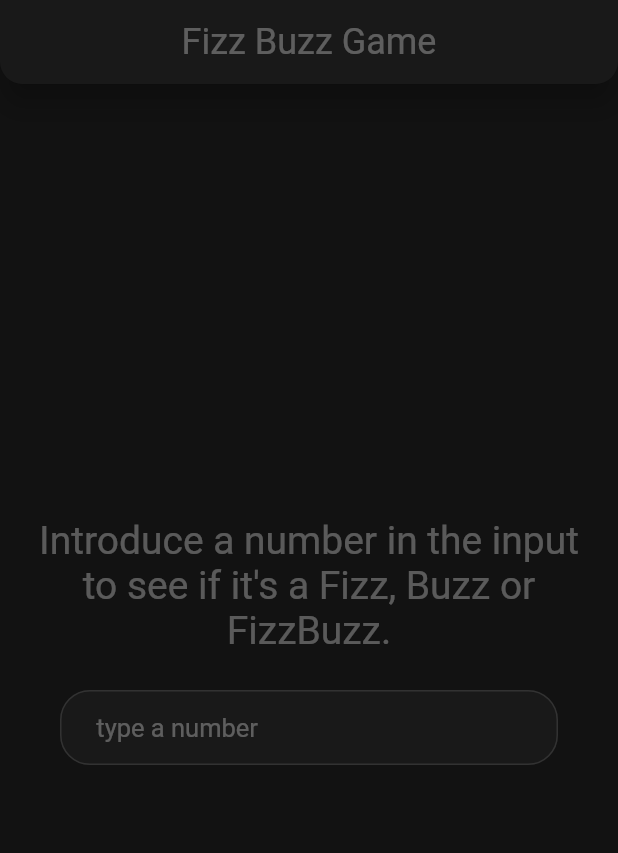
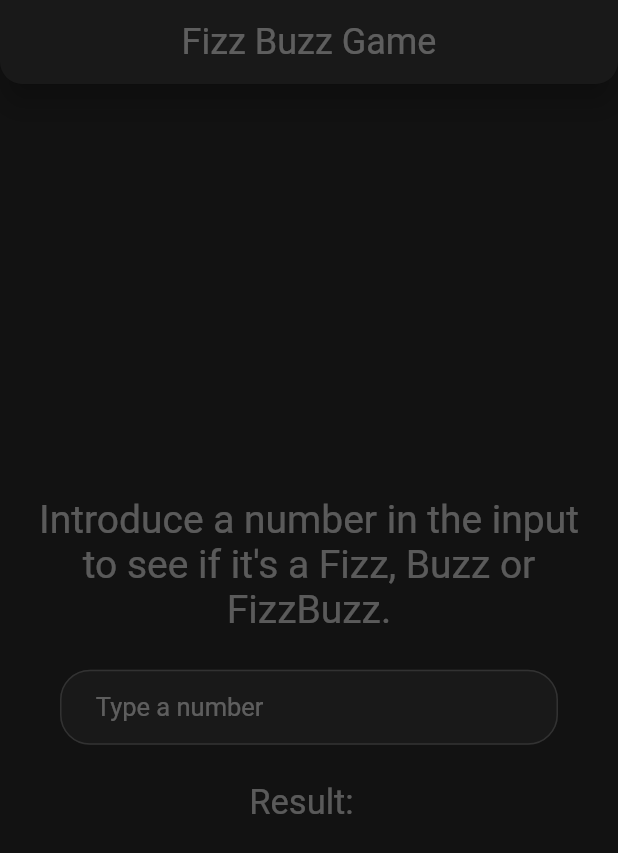
Before and after one commit to 3vilcrow/FizzBuzz, a Flutter app: the screen it shows after launch, on a phone screen of 412 x 824 dp. Shown: the top 853 px of the screen. Run offline on Flutter 3.47's test engine with Material 2 defaults, Android fonts, the light colour scheme and no system bars; our stand-ins replace get.

Commit message:
add validator and controllers for view

```diff
--- a/lib/views/fizz_buzz_view.dart
+++ b/lib/views/fizz_buzz_view.dart
@@ -1,3 +1,4 @@
+import 'package:fizz_buzz_flutter/controller/fizz_buzz_controller.dart';
 import 'package:fizz_buzz_flutter/widgets/input_number_widget.dart';
 import 'package:flutter/material.dart';
 import 'package:get/get.dart';
@@ -7,7 +8,9 @@ class FizzBuzzView extends StatelessWidget {
 
   @override
   Widget build(BuildContext context) {
-    return SafeArea(
+    return GetBuilder(
+      init: FizzBuzzController(),
+      builder: (FizzBuzzController controller) => SafeArea(
         child: Scaffold(
           appBar: AppBar(
               automaticallyImplyLeading: false,
@@ -22,22 +25,53 @@ class FizzBuzzView extends StatelessWidget {
               )),
           body: Padding(
             padding: const EdgeInsets.symmetric(horizontal: 25.0, vertical: 10),
-        child: Column(
+            child: Obx(
+              () => Column(
                 mainAxisAlignment: MainAxisAlignment.center,
                 children: [
+                  // Introduccion Text
                   RichText(
                       textAlign: TextAlign.center,
                       text: TextSpan(
                           text:
                               "Introduce a number in the input to see if it's a Fizz, Buzz or FizzBuzz.",
                           style: Get.textTheme.headline5)),
-            const Padding(
-              padding: EdgeInsets.symmetric(vertical: 25.0, horizontal: 15),
-              child: InputNumberWidget(),
+
+                  //Input
+                  Padding(
+                    padding: const EdgeInsets.symmetric(
+                        vertical: 25.0, horizontal: 15),
+                    child: Form(
+                        key: controller.formKey,
+                        child: InputNumberWidget(
+                          isValid: controller.isValid,
+                          onChange: controller.onChangedTextFormField,
+                        )),
                   ),
+
+                  //Result
+                  Row(
+                    mainAxisAlignment: MainAxisAlignment.center,
+                    children: [
+                      Text(
+                        "Result:",
+                        style: Get.textTheme.headline4,
+                      ),
+                      const SizedBox(
+                        width: 10,
+                      ),
+                      Text(
+                        controller.response.value,
+                        style: Get.textTheme.headline4,
+                      ),
+                    ],
+                  )
                 ],
               ),
             ),
-    ));
+          ),
+        ),
+      ),
+    );
   }
 }
--- a/lib/widgets/input_number_widget.dart
+++ b/lib/widgets/input_number_widget.dart
@@ -2,7 +2,11 @@ import 'package:flutter/material.dart';
 import 'package:get/get.dart';
 
 class InputNumberWidget extends StatelessWidget {
-  const InputNumberWidget({Key? key}) : super(key: key);
+  final void Function(String) onChange;
+  final RxBool isValid;
+  const InputNumberWidget(
+      {Key? key, required this.onChange, required this.isValid})
+      : super(key: key);
 
   @override
   Widget build(BuildContext context) {
@@ -21,32 +25,44 @@ class InputNumberWidget extends StatelessWidget {
       );
     }
 
+    InputBorder _formFieldErrorStyle() {
+      return const OutlineInputBorder(
+        borderSide: BorderSide(color: Colors.red, width: 1.5),
+        borderRadius: BorderRadius.all(
+          Radius.circular(borderRadius),
+        ),
+      );
+    }
+
     return Material(
       color: Theme.of(context).primaryColor,
       elevation: 0,
       borderRadius: const BorderRadius.all(Radius.circular(borderRadius)),
-      child: TextFormField(
+      child: Obx(
+        () => TextFormField(
           focusNode: focusNode,
-        onChanged: (s) {},
+          onChanged: onChange,
           autocorrect: false,
-        validator: (value) => null,
+          validator: (value) {
+            if (value != null &&
+                int.tryParse(
+                  value,
+                ) is int) {
+              return null;
+            }
+            return 'Please enter a valid number';
+          },
           keyboardType: TextInputType.number,
           autofocus: false,
           style: Theme.of(context).textTheme.headline2,
           decoration: InputDecoration(
               isDense: true,
-          hintText: " type a number",
+              hintText: " Type a number",
               hintStyle: Theme.of(context).textTheme.headline2,
               focusedBorder: _formFieldStyle(),
               contentPadding: const EdgeInsets.fromLTRB(20.0, 15.0, 20.0, 15.0),
-          enabledBorder: false
-              ? OutlineInputBorder(
-                  borderSide: BorderSide(
-                      color: Theme.of(context).colorScheme.error, width: 1.5),
-                  borderRadius: BorderRadius.all(
-                    Radius.circular(borderRadius),
-                  ),
-                )
+              enabledBorder: !isValid.value
+                  ? _formFieldErrorStyle()
                   : OutlineInputBorder(
                       borderSide: BorderSide(
                         color: Theme.of(context).secondaryHeaderColor,
@@ -56,13 +72,8 @@ class InputNumberWidget extends StatelessWidget {
                         Radius.circular(borderRadius),
                       ),
                     ),
-          errorBorder: const OutlineInputBorder(
-            borderSide: BorderSide(color: Colors.red, width: 1.5),
-            borderRadius: BorderRadius.all(
-              Radius.circular(15.0),
-            ),
-          ),
-          focusedErrorBorder: _formFieldStyle(),
+              errorBorder: _formFieldErrorStyle(),
+              focusedErrorBorder: _formFieldErrorStyle()),
         ),
       ),
     );
```
Also changed, not shown: lib/controller/fizz_buzz_controller.dart (added, +28 -0 lines). Lines whose indentation alone changed are shown as unchanged.
